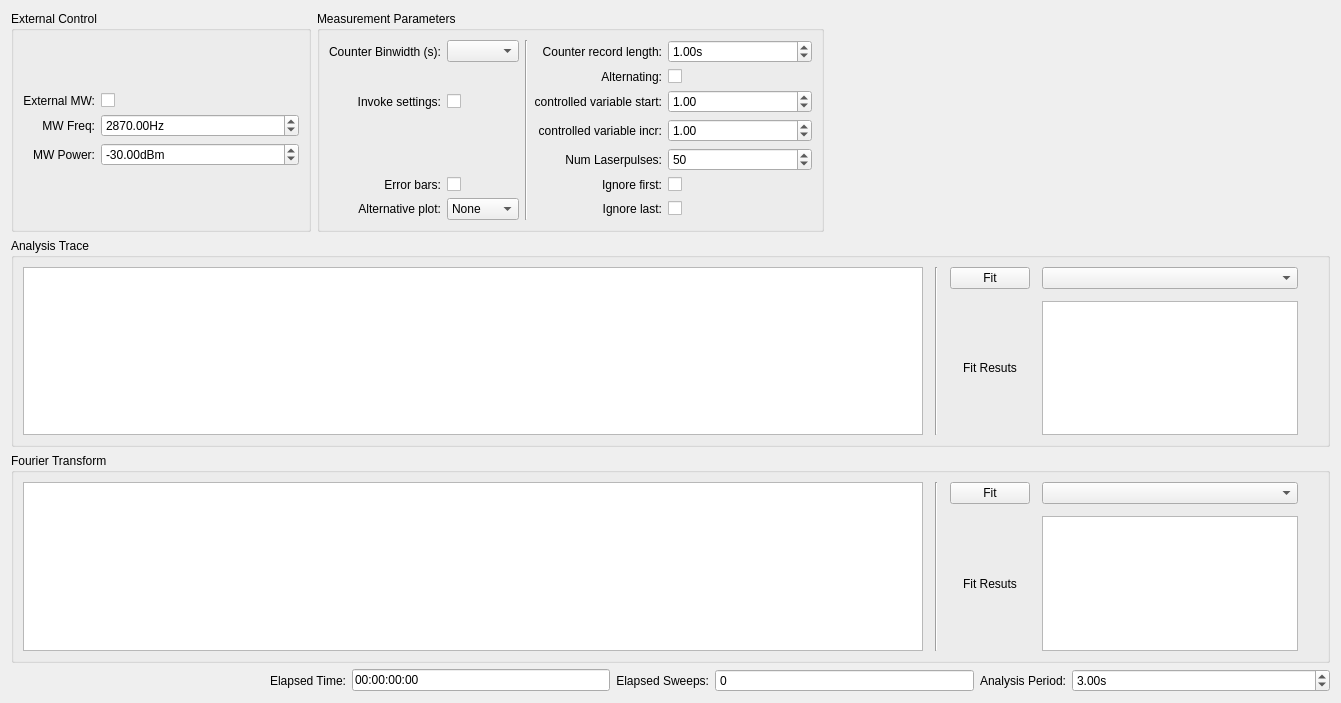
Ulm-IQO/qudi, file qudi/gui/pulsed/ui_pulse_analysis.ui: the form before one commit.
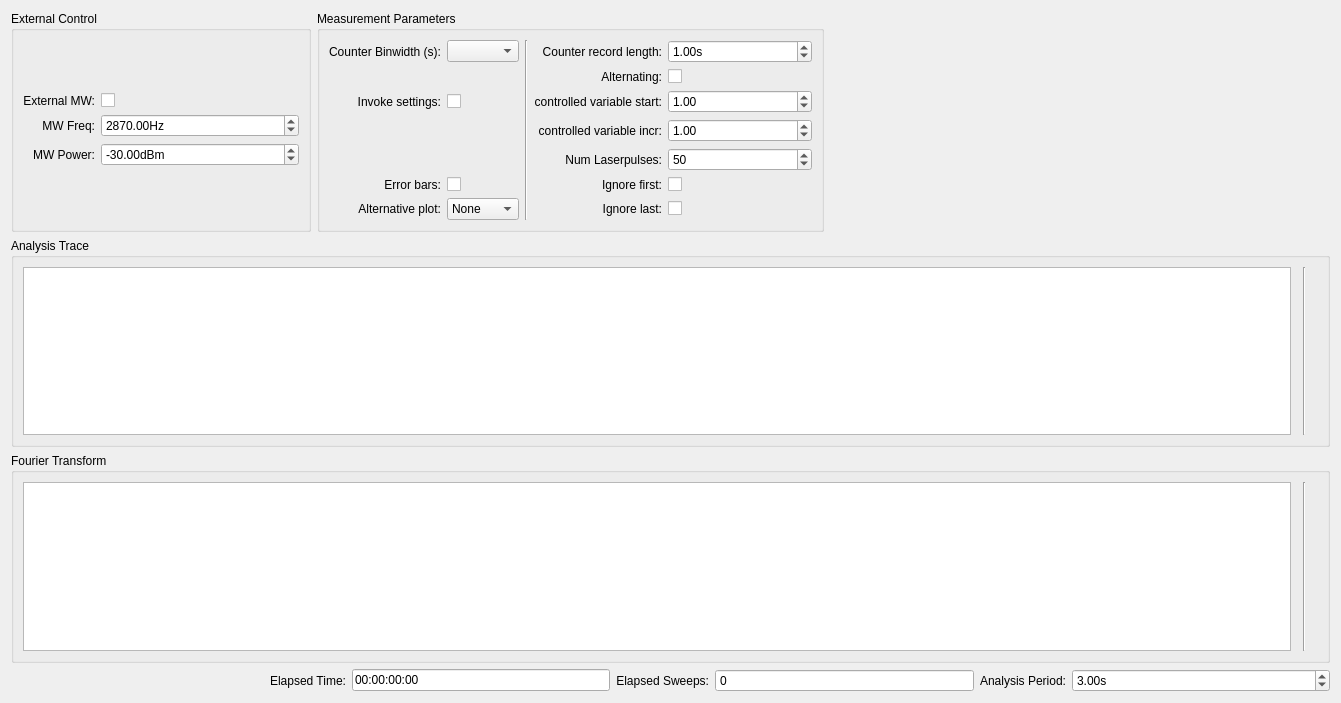
The form after the commit. Custom widgets are drawn as their Qt base class.

Commit message: Added FitWidget to .ui file of pulsed measurement GUI

Diff of the .ui file:
```diff
--- a/qudi/gui/pulsed/ui_pulse_analysis.ui
+++ b/qudi/gui/pulsed/ui_pulse_analysis.ui
@@ -16,12 +16,18 @@
   <layout class="QGridLayout" name="gridLayout">
    <item row="4" column="0" colspan="11">
     <widget class="QGroupBox" name="second_plot_GroupBox">
+     <property name="sizePolicy">
+      <sizepolicy hsizetype="Expanding" vsizetype="Expanding">
+       <horstretch>0</horstretch>
+       <verstretch>0</verstretch>
+      </sizepolicy>
+     </property>
      <property name="title">
       <string>Fourier Transform</string>
      </property>
      <layout class="QGridLayout" name="gridLayout_23">
       <item row="0" column="0">
-       <layout class="QHBoxLayout" name="horizontalLayout_4">
+       <layout class="QHBoxLayout" name="horizontalLayout_4" stretch="1,0,0">
         <property name="spacing">
          <number>12</number>
         </property>
@@ -36,89 +42,27 @@
          </widget>
         </item>
         <item>
-         <layout class="QGridLayout" name="gridLayout_31">
-          <item row="0" column="0">
-           <widget class="QPushButton" name="alt_fit_param_PushButton">
-            <property name="sizePolicy">
-             <sizepolicy hsizetype="Preferred" vsizetype="Fixed">
-              <horstretch>0</horstretch>
-              <verstretch>0</verstretch>
-             </sizepolicy>
-            </property>
-            <property name="text">
-             <string>Fit</string>
-            </property>
-           </widget>
-          </item>
-          <item row="1" column="1">
-           <widget class="QTextBrowser" name="alt_fit_param_results_TextBrowser">
-            <property name="sizePolicy">
-             <sizepolicy hsizetype="Preferred" vsizetype="Preferred">
-              <horstretch>0</horstretch>
-              <verstretch>0</verstretch>
-             </sizepolicy>
-            </property>
-            <property name="font">
-             <font>
-              <kerning>false</kerning>
-             </font>
-            </property>
-           </widget>
-          </item>
-          <item row="0" column="1">
-           <widget class="QComboBox" name="fit_param_alt_fit_func_ComboBox">
-            <property name="sizePolicy">
-             <sizepolicy hsizetype="Preferred" vsizetype="Fixed">
-              <horstretch>0</horstretch>
-              <verstretch>0</verstretch>
-             </sizepolicy>
-            </property>
-           </widget>
-          </item>
-          <item row="1" column="0">
-           <widget class="QLabel" name="label_27">
-            <property name="sizePolicy">
-             <sizepolicy hsizetype="Preferred" vsizetype="Preferred">
-              <horstretch>0</horstretch>
-              <verstretch>0</verstretch>
-             </sizepolicy>
-            </property>
-            <property name="text">
-             <string>Fit Resuts</string>
-            </property>
-            <property name="alignment">
-             <set>Qt::AlignCenter</set>
-            </property>
-           </widget>
-          </item>
-         </layout>
+         <widget class="FitWidget" name="widget_2" native="true"/>
         </item>
        </layout>
       </item>
-      <item row="0" column="1">
-       <spacer name="verticalSpacer_2">
-        <property name="orientation">
-         <enum>Qt::Vertical</enum>
-        </property>
-        <property name="sizeHint" stdset="0">
-         <size>
-          <width>20</width>
-          <height>5000</height>
-         </size>
-        </property>
-       </spacer>
-      </item>
      </layout>
     </widget>
    </item>
    <item row="3" column="0" colspan="11">
     <widget class="QGroupBox" name="groupBox_6">
+     <property name="sizePolicy">
+      <sizepolicy hsizetype="Expanding" vsizetype="Expanding">
+       <horstretch>0</horstretch>
+       <verstretch>0</verstretch>
+      </sizepolicy>
+     </property>
      <property name="title">
       <string>Analysis Trace</string>
      </property>
      <layout class="QGridLayout" name="gridLayout_19">
       <item row="1" column="0">
-       <layout class="QHBoxLayout" name="horizontalLayout">
+       <layout class="QHBoxLayout" name="horizontalLayout" stretch="1,0,0">
         <property name="spacing">
          <number>12</number>
         </property>
@@ -149,78 +93,10 @@
          </widget>
         </item>
         <item>
-         <layout class="QGridLayout" name="gridLayout_29">
-          <item row="1" column="0">
-           <widget class="QLabel" name="label_26">
-            <property name="sizePolicy">
-             <sizepolicy hsizetype="Preferred" vsizetype="Preferred">
-              <horstretch>0</horstretch>
-              <verstretch>0</verstretch>
-             </sizepolicy>
-            </property>
-            <property name="text">
-             <string>Fit Resuts</string>
-            </property>
-            <property name="alignment">
-             <set>Qt::AlignCenter</set>
-            </property>
-           </widget>
-          </item>
-          <item row="0" column="0">
-           <widget class="QPushButton" name="fit_param_PushButton">
-            <property name="sizePolicy">
-             <sizepolicy hsizetype="Preferred" vsizetype="Fixed">
-              <horstretch>0</horstretch>
-              <verstretch>0</verstretch>
-             </sizepolicy>
-            </property>
-            <property name="text">
-             <string>Fit</string>
-            </property>
-           </widget>
-          </item>
-          <item row="0" column="1">
-           <widget class="QComboBox" name="fit_param_fit_func_ComboBox">
-            <property name="sizePolicy">
-             <sizepolicy hsizetype="Preferred" vsizetype="Fixed">
-              <horstretch>0</horstretch>
-              <verstretch>0</verstretch>
-             </sizepolicy>
-            </property>
-           </widget>
-          </item>
-          <item row="1" column="1">
-           <widget class="QTextBrowser" name="fit_param_results_TextBrowser">
-            <property name="sizePolicy">
-             <sizepolicy hsizetype="Preferred" vsizetype="Preferred">
-              <horstretch>0</horstretch>
-              <verstretch>0</verstretch>
-             </sizepolicy>
-            </property>
-            <property name="font">
-             <font>
-              <kerning>false</kerning>
-             </font>
-            </property>
-           </widget>
-          </item>
-         </layout>
+         <widget class="FitWidget" name="widget" native="true"/>
         </item>
        </layout>
       </item>
-      <item row="1" column="1">
-       <spacer name="verticalSpacer">
-        <property name="orientation">
-         <enum>Qt::Vertical</enum>
-        </property>
-        <property name="sizeHint" stdset="0">
-         <size>
-          <width>20</width>
-          <height>5000</height>
-         </size>
-        </property>
-       </spacer>
-      </item>
      </layout>
     </widget>
    </item>
@@ -825,6 +701,12 @@
    <extends>QGraphicsView</extends>
    <header>pyqtgraph</header>
   </customwidget>
+  <customwidget>
+   <class>FitWidget</class>
+   <extends>QWidget</extends>
+   <header>qudi.core.gui.qtwidgets.fitting.h</header>
+   <container>1</container>
+  </customwidget>
  </customwidgets>
  <tabstops>
   <tabstop>ext_control_use_mw_CheckBox</tabstop>
```
Left out of the diff: 3 changed lines with no effect on the pictures.
